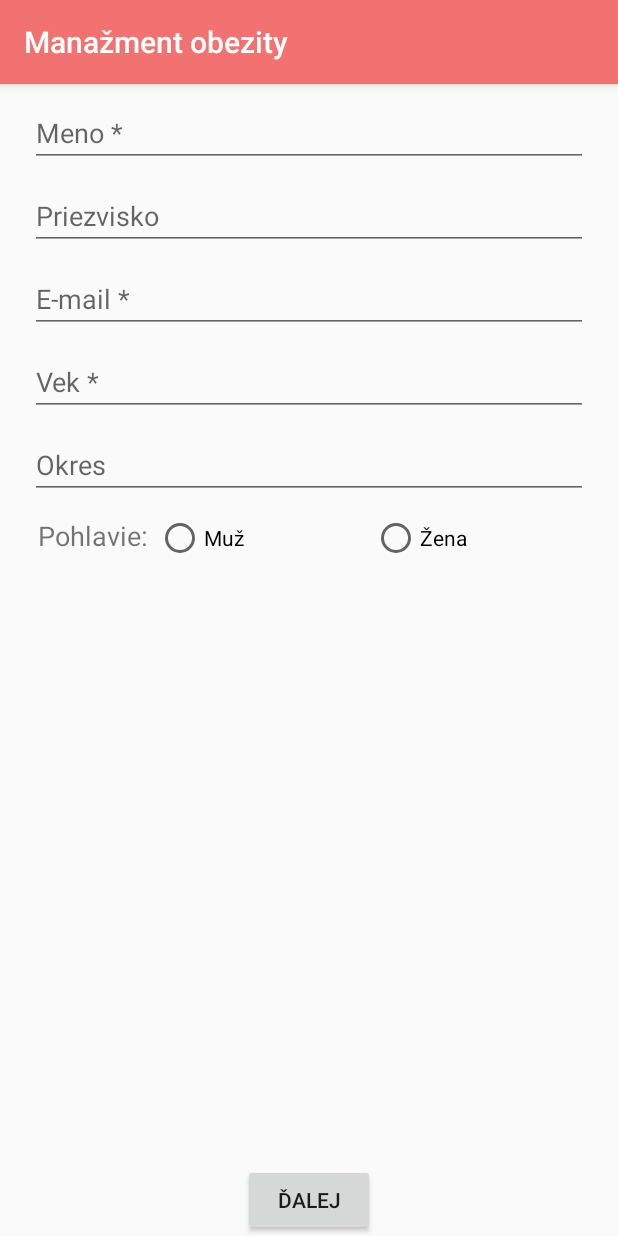
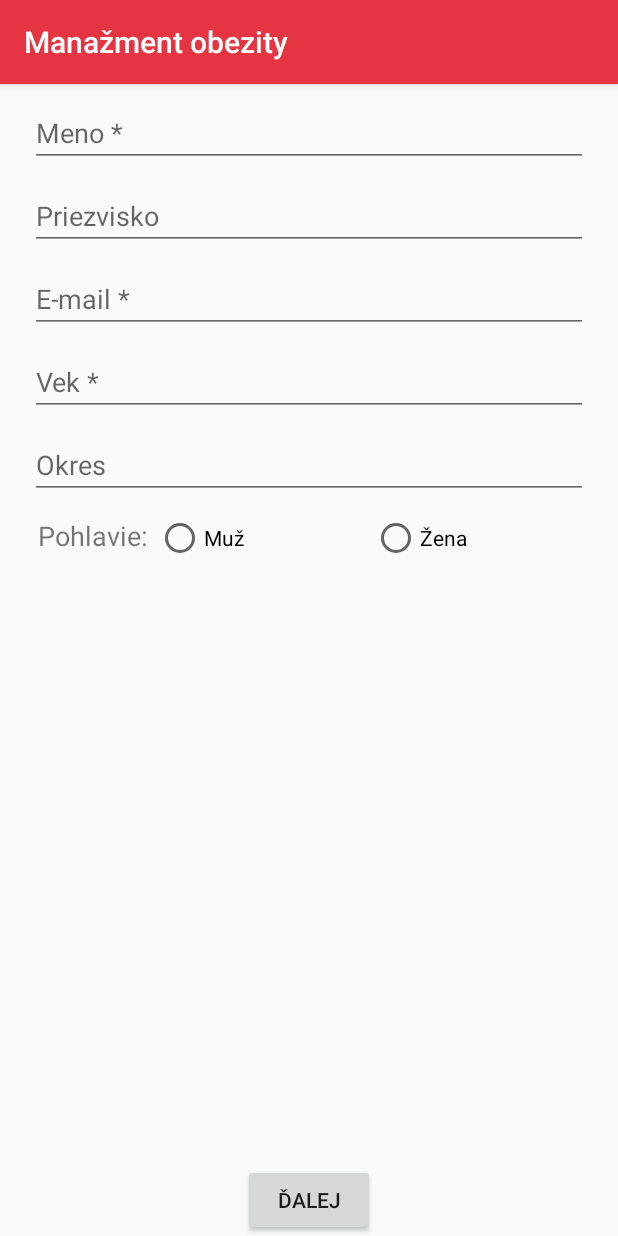
Before and after one commit to SkaAnn/ISZ-obezita-app, an Android app: the screen it shows after launch (MainActivity), on a phone screen of 412 x 824 dp. Run offline under Robolectric (Android 15) with nearby library versions, the phone set to English and light mode, and no system bars.

Commit message:
zmena ikonky a farieb

```diff
--- a/app/src/main/res/mipmap-anydpi-v26/ic_launcher.xml
+++ b/app/src/main/res/mipmap-anydpi-v26/ic_launcher.xml
@@ -1,5 +1,4 @@
 <?xml version="1.0" encoding="utf-8"?>
 <adaptive-icon xmlns:android="http://schemas.android.com/apk/res/android">
-    <background android:drawable="@drawable/ic_launcher_background"/>
-    <foreground android:drawable="@mipmap/ic_launcher_foreground"/>
+    <foreground android:drawable="@mipmap/ic_launcher"/>
 </adaptive-icon>
--- a/app/src/main/res/mipmap-anydpi-v26/ic_launcher_round.xml
+++ b/app/src/main/res/mipmap-anydpi-v26/ic_launcher_round.xml
@@ -1,5 +1,4 @@
 <?xml version="1.0" encoding="utf-8"?>
 <adaptive-icon xmlns:android="http://schemas.android.com/apk/res/android">
-    <background android:drawable="@drawable/ic_launcher_background"/>
     <foreground android:drawable="@mipmap/ic_launcher_foreground"/>
 </adaptive-icon>
--- a/app/src/main/res/values/colors.xml
+++ b/app/src/main/res/values/colors.xml
@@ -1,6 +1,6 @@
 <?xml version="1.0" encoding="utf-8"?>
 <resources>
-    <color name="colorPrimary">#f27171</color>
-    <color name="colorPrimaryDark">#d4566e</color>
+    <color name="colorPrimary">#e53543</color>
+    <color name="colorPrimaryDark">#b22934</color>
     <color name="colorAccent">#D81B60</color>
 </resources>
```
Also changed, not shown: app/src/main/ic_launcher-web.png, app/src/main/res/mipmap-hdpi/ic_launcher.png, app/src/main/res/mipmap-hdpi/ic_launcher_foreground.png, app/src/main/res/mipmap-hdpi/ic_launcher_round.png, app/src/main/res/mipmap-mdpi/ic_launcher.png, app/src/main/res/mipmap-mdpi/ic_launcher_foreground.png, app/src/main/res/mipmap-mdpi/ic_launcher_round.png, app/src/main/res/mipmap-xhdpi/ic_launcher.png, app/src/main/res/mipmap-xhdpi/ic_launcher_foreground.png, app/src/main/res/mipmap-xhdpi/ic_launcher_round.png, app/src/main/res/mipmap-xxhdpi/ic_launcher.png, app/src/main/res/mipmap-xxhdpi/ic_launcher_foreground.png, app/src/main/res/mipmap-xxhdpi/ic_launcher_round.png, app/src/main/res/mipmap-xxxhdpi/ic_launcher.png, 2 more files.
